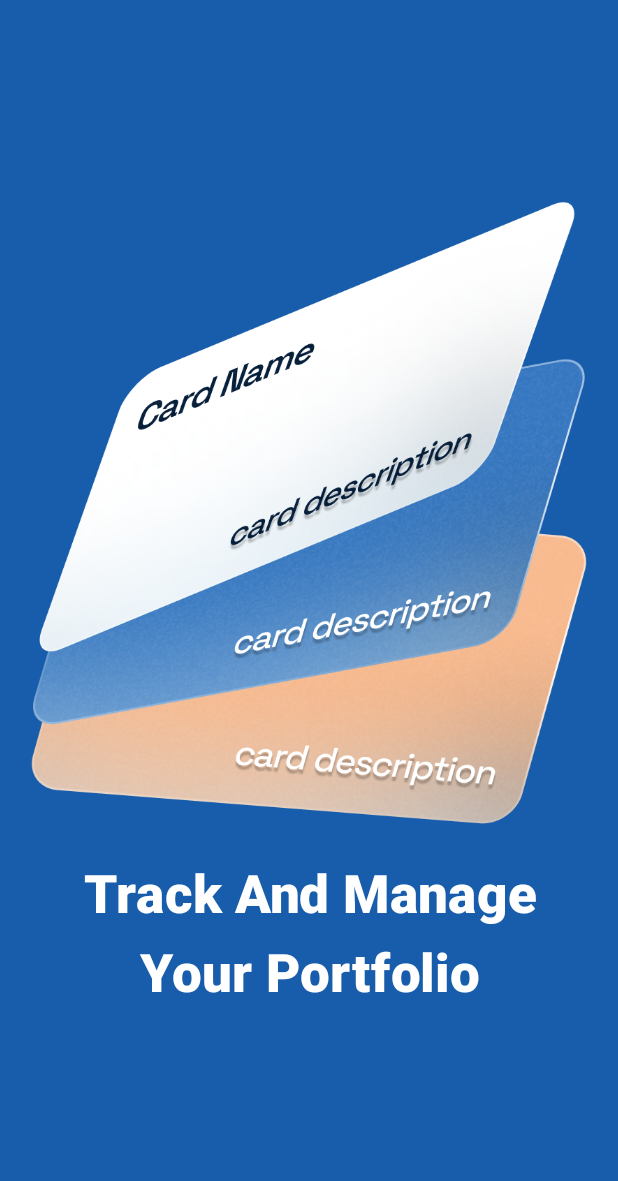
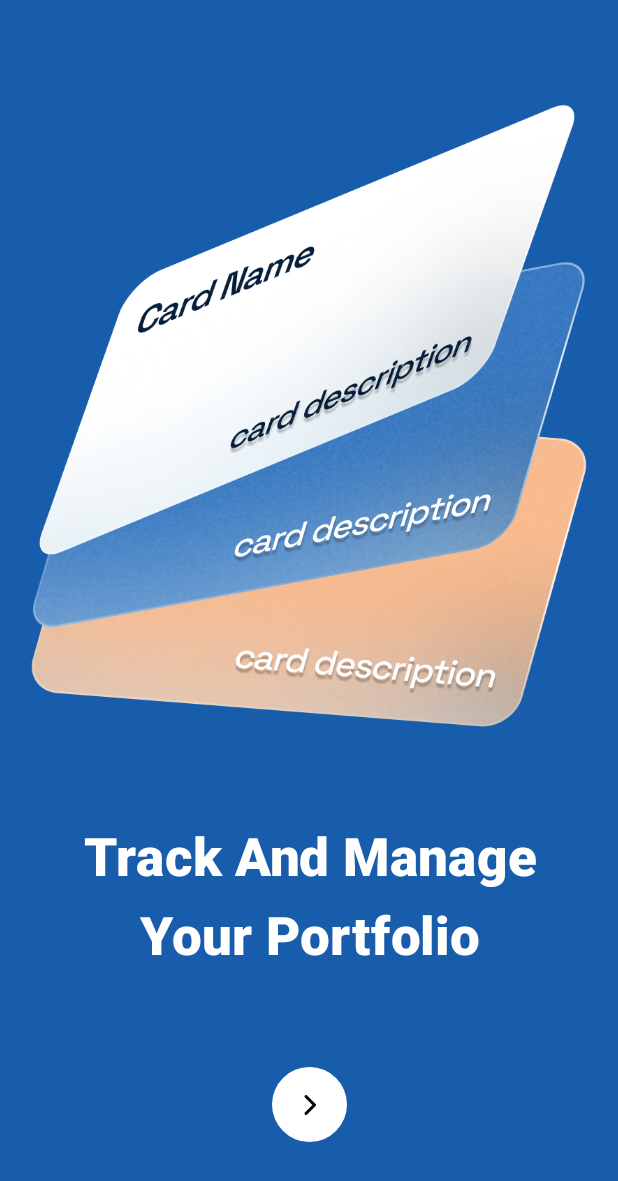
Before and after one commit to ikran-04/sal_bnk_app, an Android app built with Jetpack Compose: the composable CardsPopupScreen shown on its own in the app's theme, on a phone screen of 412 x 824 dp. Shown: the top 1181 px of the screen. Run offline under Robolectric (Android 15) with nearby library versions, the light colour scheme and no system bars.

Commit message:
fixing some designs

```diff
--- a/app/src/main/java/com/example/sal_bank_app/MainActivity.kt
+++ b/app/src/main/java/com/example/sal_bank_app/MainActivity.kt
@@ -220,7 +220,7 @@ fun MainScreen(){
             composable(Screens.Loans.route) { LoansScreen() }
             composable(Screens.Savings.route) { SavingsScreen() }
             composable(Screens.Notifications.route) { NotificationsScreen() }
-            composable(Screens.cards_screen.route) { CardsPopupScreen() }
+            composable(Screens.cards_screen.route) { CardsPopupScreen(navController=navController) }
             composable(Screens.Scans.route) { QrScreen() }
             composable("Finances"){
                 FinancesCard(navController=navController)
--- a/app/src/main/java/com/example/sal_bank_app/cards_screen.kt
+++ b/app/src/main/java/com/example/sal_bank_app/cards_screen.kt
@@ -6,6 +6,7 @@ import androidx.activity.compose.setContent
 import androidx.compose.foundation.ExperimentalFoundationApi
 import androidx.compose.foundation.Image
 import androidx.compose.foundation.background
+import androidx.compose.foundation.clickable
 import androidx.compose.foundation.layout.Arrangement
 import androidx.compose.foundation.layout.Box
 import androidx.compose.foundation.layout.Column
@@ -13,9 +14,13 @@ import androidx.compose.foundation.layout.fillMaxHeight
 import androidx.compose.foundation.layout.fillMaxSize
 import androidx.compose.foundation.layout.fillMaxWidth
 import androidx.compose.foundation.layout.padding
+import androidx.compose.foundation.layout.size
+import androidx.compose.foundation.layout.wrapContentSize
 import androidx.compose.foundation.pager.HorizontalPager
 import androidx.compose.foundation.pager.rememberPagerState
+import androidx.compose.foundation.shape.RoundedCornerShape
 import androidx.compose.material3.Button
+import androidx.compose.material3.Icon
 import androidx.compose.material3.MaterialTheme
 import androidx.compose.material3.Surface
 import androidx.compose.material3.Tab
@@ -29,6 +34,7 @@ import androidx.compose.runtime.remember
 import androidx.compose.runtime.setValue
 import androidx.compose.ui.Alignment
 import androidx.compose.ui.Modifier
+import androidx.compose.ui.draw.clip
 import androidx.compose.ui.graphics.Color
 import androidx.compose.ui.res.painterResource
 import androidx.compose.ui.text.font.FontWeight
@@ -68,7 +74,13 @@ class cards_screen : ComponentActivity() {
                     color = MaterialTheme.colorScheme.background
                 ) {
 
-                   CardsPopupScreen()
+                    val navController = rememberNavController()
+                    NavHost(navController = navController, startDestination = "Home_screen") {
+                        composable("Cards_Screen") { CardsPopupScreen(navController) }
+                        composable("Wallet") { Wallet(navController) }
+                        composable("LoanCalculator") { LoanCalculatorScreen(navController) }
+                        composable("ApprovedLoan") { ApprovedLoan(navController) }
+                    }
                 }
             }
         }
@@ -77,49 +89,14 @@ class cards_screen : ComponentActivity() {
 
 @OptIn(ExperimentalFoundationApi::class)
 @Composable
-fun CardsPopupScreen(){
-//        val navController = rememberNavController()
-//        NavHost(navController = navController, startDestination = "cards_screen") {
-//        composable("Cards") { CardsScreen() }
-//
-//    }
-
-
-
-    Column(modifier = Modifier
-        .fillMaxSize()
-    ) {
-        val pagerState = rememberPagerState(initialPage = 0)
-
-// Create a HorizontalPager with the pager state and the screen list
-        HorizontalPager(
-            state = pagerState,
-            pageCount = 2,
-            modifier = Modifier.fillMaxSize()
-        ) { index ->
-            when (index) {
-                0 -> PopUpScreen()
-                1 -> CardsScreen()
-            }
-        }
-
-
-    }
-
-}
-
-@Composable
-fun PopUpScreen() {
-
-    @Composable
-    fun PopUpContent() {
+fun CardsPopupScreen(navController: NavController){
     Column(
         modifier = Modifier
             .fillMaxWidth()
             .fillMaxHeight()
             .background(Color(0xFF185DAB))
             .padding(16.dp),
-            verticalArrangement = Arrangement.Center,
+        verticalArrangement = Arrangement.spacedBy(40.dp , alignment = Alignment.CenterVertically),
         horizontalAlignment = Alignment.CenterHorizontally
     ) {
 
@@ -127,15 +104,30 @@ fun PopUpScreen() {
         Text(  modifier = Modifier
 
             .padding(20.dp),text = "Track And Manage Your Portfolio", fontSize = 35.sp, textAlign = TextAlign.Center, color = Color.White, fontWeight = FontWeight.Black , lineHeight = 1.5.em)
+        Box(modifier = Modifier.wrapContentSize().clickable{  navController.navigate("Cards")}) {
+            // Create another box that covers the icon
+            Box(
+                modifier = Modifier
+                    // Match the size of the icon
+                    .size(50.dp)
+                    // Clip the box to a circle shape
+                    .clip(RoundedCornerShape(50.dp))
+
+                    // Set the background color to white
+                    .background(Color.White)
+            )
+            // Create an icon from a vector drawable resource
+            Icon(
+                painter = painterResource(id = R.drawable.right),
+                contentDescription = "icon",
+                // Set the tint color of the icon
+                tint = Color.Unspecified,
+                // Set the size of the icon
+                modifier = Modifier
+                    .size(24.dp)
+                    .align(Alignment.Center)
+            )
         }
     }
 
-        Box(
-            modifier = Modifier
-                .fillMaxSize()
-                .background(Color(0x99000000))
-                .zIndex(5f)
-        ) {
-            PopUpContent()
 }
-}
--- a/app/src/main/res/values/strings.xml
+++ b/app/src/main/res/values/strings.xml
@@ -1,5 +1,5 @@
 <resources>
-    <string name="app_name">sal_bank_app</string>
+    <string name="app_name">SALAM PAY</string>
     <string name="title_activity_home">Home</string>
     <string name="title_activity_cards">Cards</string>
     <string name="title_activity_loans">Loans</string>
```
Also changed, not shown: app/src/main/java/com/example/sal_bank_app/Loans.kt (+9 -12 lines), app/src/main/java/com/example/sal_bank_app/Savings.kt (+30 -16 lines), app/src/main/res/drawable-nodpi/login_img2.png (deleted). Lines whose indentation alone changed are shown as unchanged.
